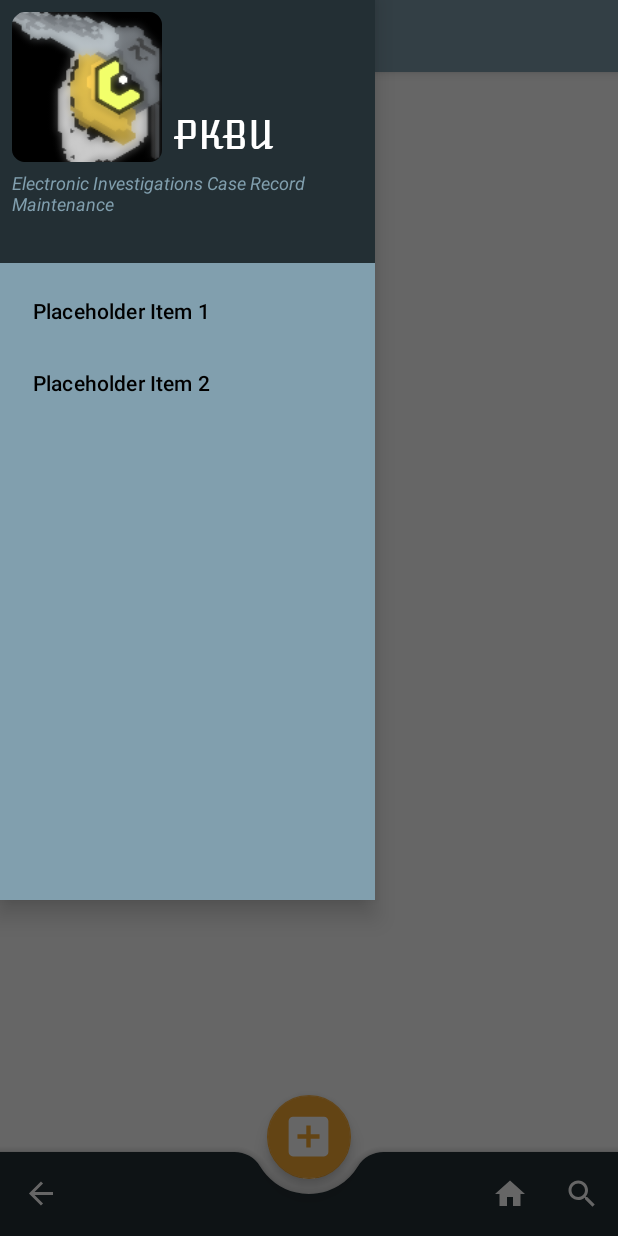
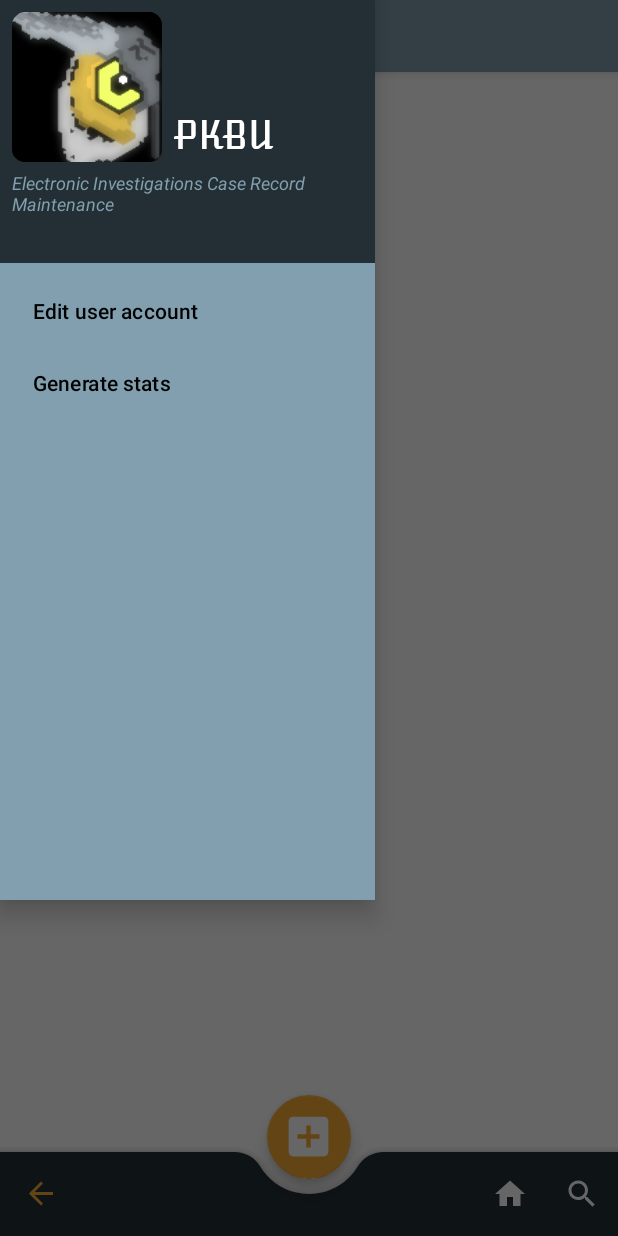
Before and after one commit to ggroce/pkbu-electronic-investigations-crm-android, an Android app: the screen it shows after launch (MainActivity), with the side drawer open, on a phone screen of 412 x 824 dp. Run offline under Robolectric (Android 15) with nearby library versions, the phone set to English and light mode, and no system bars; our stand-ins replace Firebase (no records; nobody signed in at launch, a user with empty details on screens opened directly), Picasso; libraries missing offline, so code that uses them is left out: org.pkbu; 10 statements that could not run were skipped.

Commit message:
Changed navigation hamburger icon color.  Handled navigation items selection, moving user account fragment to navigation menu.

```diff
--- a/app/src/main/java/org/pkbu/Android/ElectronicInvestigationsCRM/MainActivity.kt
+++ b/app/src/main/java/org/pkbu/Android/ElectronicInvestigationsCRM/MainActivity.kt
@@ -15,6 +15,7 @@ import android.widget.Toast
 import androidx.appcompat.app.ActionBarDrawerToggle
 import androidx.appcompat.app.AppCompatActivity
 import androidx.core.app.ActivityCompat
+import androidx.core.view.GravityCompat
 import androidx.drawerlayout.widget.DrawerLayout
 import androidx.fragment.app.FragmentManager
 import androidx.lifecycle.Observer
@@ -39,7 +40,7 @@ class MainActivity : CaseFileList.CaseFileListListener,
     CaseFileCreateDialog.CaseFileCreateDialogListener, CaseFileEdit.CaseFileEditListener,
     EvidenceItemEdit.EvidenceItemEditListener, EvidenceItemCreateDialog.EvidenceItemCreateDialogListener,
     UserInfoDialog.UserInfoDialogListener, EvidenceSearchDialog.EvidenceSearchDialogListener,
-    EvidenceSearchResultsList.EvidenceSearchResultsListener,
+    EvidenceSearchResultsList.EvidenceSearchResultsListener, NavigationView.OnNavigationItemSelectedListener,
     AppCompatActivity() {
 
     private lateinit var mViewModel: MainViewModel
@@ -128,11 +129,11 @@ class MainActivity : CaseFileList.CaseFileListListener,
         // Setup navigation drawer
         drawerLayout = findViewById(R.id.drawer_layout)
         navigationView = findViewById(R.id.nav_view)
+        navigationView!!.setNavigationItemSelectedListener(this)
         actionBarDrawerToggle = ActionBarDrawerToggle(this, drawerLayout, bottomAppBar,
             R.string.drawerOpen, R.string.drawerClose)
         drawerLayout!!.addDrawerListener(actionBarDrawerToggle!!)
         actionBarDrawerToggle!!.isDrawerIndicatorEnabled = true
-        actionBarDrawerToggle!!.drawerArrowDrawable.color = resources.getColor(R.color.colorWhite)
         actionBarDrawerToggle!!.syncState()
 
         // Listen to tabs and push bottom app bar back up if tab is changed //////////////
@@ -205,9 +206,9 @@ class MainActivity : CaseFileList.CaseFileListListener,
 
     override fun onOptionsItemSelected(item: MenuItem): Boolean {
         when (item.itemId) {
-            android.R.id.home -> {
-                openUserInfoDialog()
-            }
+//            android.R.id.home -> {
+//                openUserInfoDialog()
+//            }
             R.id.menuDelete -> {
                 var currentScreen = pagerAdapter!!.getPageTitle(tabs!!.selectedTabPosition)
                 if (currentScreen == CASE_FILE_EDIT_TITLE) {
@@ -224,6 +225,20 @@ class MainActivity : CaseFileList.CaseFileListListener,
                 newTab!!.select()
             }
         }
+        return true
+    }
+
+    override fun onNavigationItemSelected(item: MenuItem): Boolean {
+        when (item.itemId) {
+            R.id.nav_edit_user -> {
+                openUserInfoDialog()
+            }
+            R.id.nav_generate_stats -> {
+                Toast.makeText(this, "Option not implemented",
+                    Toast.LENGTH_SHORT).show()
+            }
+        }
+        drawerLayout!!.closeDrawer(GravityCompat.START)
         return true
     }
 
--- a/app/src/main/res/menu/nav_menu.xml
+++ b/app/src/main/res/menu/nav_menu.xml
@@ -1,6 +1,10 @@
 <?xml version="1.0" encoding="utf-8"?>
 <menu xmlns:android="http://schemas.android.com/apk/res/android">
 
-    <item android:title="Placeholder Item 1" />
-    <item android:title="Placeholder Item 2" />
+    <item
+        android:id="@+id/nav_edit_user"
+        android:title="Edit user account" />
+    <item
+        android:id="@+id/nav_generate_stats"
+        android:title="Generate stats" />
 </menu>
--- a/app/src/main/res/values/styles.xml
+++ b/app/src/main/res/values/styles.xml
@@ -9,11 +9,15 @@
         <item name="colorPrimary">@color/colorPrimary</item>
         <item name="colorPrimaryDark">@color/colorPrimaryDark</item>
         <item name="colorAccent">@color/colorAccent</item>
+        <item name="drawerArrowStyle">@style/Drawericon</item>
     </style>
 
     <style name="AppTheme.NoActionBar">
         <item name="windowActionBar">false</item>
         <item name="windowNoTitle">true</item>
+        <item name="colorPrimary">@color/colorPrimary</item>
+        <item name="colorPrimaryDark">@color/colorPrimaryDark</item>
+        <item name="colorAccent">@color/colorAccent</item>
     </style>
 
     <style name="AppTheme.AppBarOverlay" parent="ThemeOverlay.AppCompat.Dark.ActionBar" />
@@ -25,4 +29,8 @@
         <item name="tabIndicatorColor">@color/colorAccent</item>
     </style>
 
+    <style name="Drawericon" parent="Widget.AppCompat.DrawerArrowToggle">
+        <item name="color">@color/colorSecondary</item>
+    </style>
+
 </resources>
```
